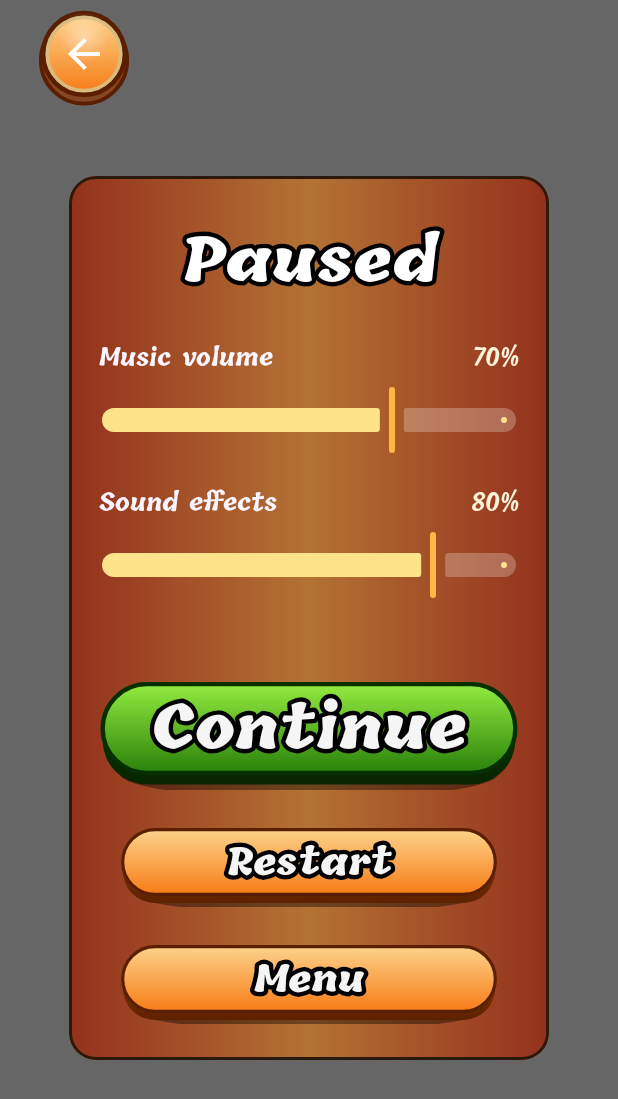
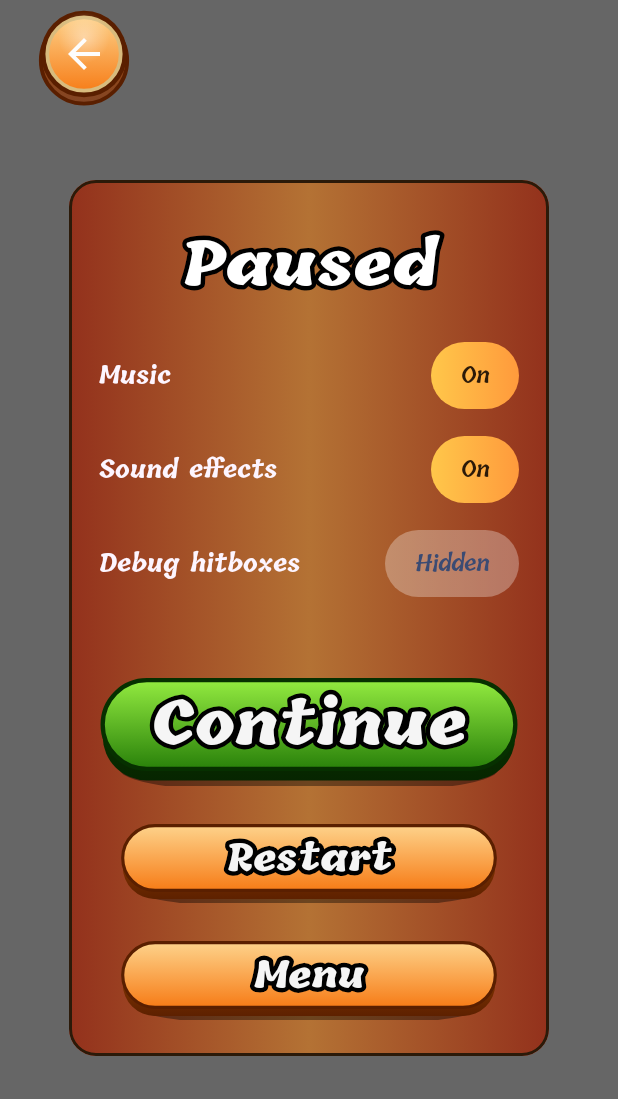
Before and after one commit to Maksym-Latt/KV-Chicken-Bubble-Float, an Android app built with Jetpack Compose: the composable GameSettingsOverlay shown on its own in the app's theme, on a phone screen of 412 x 824 dp. Shown: the top 1099 px of the screen. Run offline under Robolectric (Android 15) with nearby library versions, the phone set to English and light mode, and no system bars; our stand-ins replace Dagger/Hilt's generated code.

Commit message:
Revamp settings toggles and add debug hitboxes

```diff
--- a/app/src/main/java/com/chicken/bubblefloat/audio/AudioController.kt
+++ b/app/src/main/java/com/chicken/bubblefloat/audio/AudioController.kt
@@ -7,8 +7,8 @@ interface AudioController {
     fun pauseMusic()
     fun resumeMusic()
 
-    fun setMusicVolume(percent: Int)
-    fun setSoundVolume(percent: Int)
+    fun setMusicEnabled(enabled: Boolean)
+    fun setSoundEnabled(enabled: Boolean)
 
     fun playGameWin()
     fun playChickenHit()
--- a/app/src/main/java/com/chicken/bubblefloat/data/settings/SettingsRepository.kt
+++ b/app/src/main/java/com/chicken/bubblefloat/data/settings/SettingsRepository.kt
@@ -1,9 +1,11 @@
 package com.chicken.bubblefloat.data.settings
 
 interface SettingsRepository {
-    fun getMusicVolume(): Int
-    fun getSoundVolume(): Int
+    fun isMusicEnabled(): Boolean
+    fun isSoundEnabled(): Boolean
+    fun isDebugEnabled(): Boolean
 
-    fun setMusicVolume(value: Int)
-    fun setSoundVolume(value: Int)
+    fun setMusicEnabled(enabled: Boolean)
+    fun setSoundEnabled(enabled: Boolean)
+    fun setDebugEnabled(enabled: Boolean)
 }
--- a/app/src/main/java/com/chicken/bubblefloat/data/settings/SettingsRepositoryImpl.kt
+++ b/app/src/main/java/com/chicken/bubblefloat/data/settings/SettingsRepositoryImpl.kt
@@ -10,20 +10,43 @@ class SettingsRepositoryImpl @Inject constructor(
 ) : SettingsRepository {
 
     private companion object {
-        const val KEY_MUSIC = "music_volume"
-        const val KEY_SOUND = "sound_volume"
+        const val KEY_MUSIC_ENABLED = "music_enabled"
+        const val KEY_SOUND_ENABLED = "sound_enabled"
+        const val KEY_DEBUG_ENABLED = "debug_hitboxes"
+
+        const val KEY_LEGACY_MUSIC = "music_volume"
+        const val KEY_LEGACY_SOUND = "sound_volume"
         const val DEF_MUSIC = 70
         const val DEF_SOUND = 80
     }
 
-    override fun getMusicVolume(): Int = prefs.getInt(KEY_MUSIC, DEF_MUSIC)
-    override fun getSoundVolume(): Int = prefs.getInt(KEY_SOUND, DEF_SOUND)
-
-    override fun setMusicVolume(value: Int) {
-        prefs.edit().putInt(KEY_MUSIC, value.coerceIn(0, 100)).apply()
+    override fun isMusicEnabled(): Boolean {
+        return if (prefs.contains(KEY_MUSIC_ENABLED)) {
+            prefs.getBoolean(KEY_MUSIC_ENABLED, true)
+        } else {
+            prefs.getInt(KEY_LEGACY_MUSIC, DEF_MUSIC) > 0
+        }
     }
 
-    override fun setSoundVolume(value: Int) {
-        prefs.edit().putInt(KEY_SOUND, value.coerceIn(0, 100)).apply()
+    override fun isSoundEnabled(): Boolean {
+        return if (prefs.contains(KEY_SOUND_ENABLED)) {
+            prefs.getBoolean(KEY_SOUND_ENABLED, true)
+        } else {
+            prefs.getInt(KEY_LEGACY_SOUND, DEF_SOUND) > 0
+        }
+    }
+
+    override fun isDebugEnabled(): Boolean = prefs.getBoolean(KEY_DEBUG_ENABLED, false)
+
+    override fun setMusicEnabled(enabled: Boolean) {
+        prefs.edit().putBoolean(KEY_MUSIC_ENABLED, enabled).apply()
+    }
+
+    override fun setSoundEnabled(enabled: Boolean) {
+        prefs.edit().putBoolean(KEY_SOUND_ENABLED, enabled).apply()
+    }
+
+    override fun setDebugEnabled(enabled: Boolean) {
+        prefs.edit().putBoolean(KEY_DEBUG_ENABLED, enabled).apply()
     }
 }
--- /dev/null
+++ b/app/src/main/java/com/chicken/bubblefloat/ui/theme/main/component/SettingsToggleButton.kt
@@ -0,0 +1,69 @@
+package com.chicken.bubblefloat.ui.main.component
+
+import androidx.compose.foundation.background
+import androidx.compose.foundation.clickable
+import androidx.compose.foundation.interaction.MutableInteractionSource
+import androidx.compose.foundation.layout.Arrangement
+import androidx.compose.foundation.layout.Row
+import androidx.compose.foundation.layout.fillMaxWidth
+import androidx.compose.foundation.layout.padding
+import androidx.compose.foundation.shape.RoundedCornerShape
+import androidx.compose.material3.Text
+import androidx.compose.runtime.Composable
+import androidx.compose.runtime.remember
+import androidx.compose.ui.Alignment
+import androidx.compose.ui.Modifier
+import androidx.compose.ui.draw.clip
+import androidx.compose.ui.graphics.Brush
+import androidx.compose.ui.graphics.Color
+import androidx.compose.ui.text.font.FontWeight
+import androidx.compose.ui.unit.dp
+import androidx.compose.ui.unit.sp
+
+@Composable
+fun SettingsToggleButton(
+    label: String,
+    value: Boolean,
+    onToggle: (Boolean) -> Unit,
+    modifier: Modifier = Modifier,
+    enabledLabel: String = "On",
+    disabledLabel: String = "Off"
+) {
+    Row(
+        modifier = modifier.fillMaxWidth(),
+        verticalAlignment = Alignment.CenterVertically,
+        horizontalArrangement = Arrangement.SpaceBetween
+    ) {
+        Text(
+            text = label,
+            fontSize = 16.sp,
+            fontWeight = FontWeight.Bold,
+            color = Color(0xFFFDF5FF),
+            modifier = Modifier.weight(1f)
+        )
+
+        val chipShape = RoundedCornerShape(999.dp)
+        val interaction = remember { MutableInteractionSource() }
+        val chipColors = if (value) {
+            Brush.horizontalGradient(listOf(Color(0xFFFFC74A), Color(0xFFFF9A3C)))
+        } else {
+            Brush.horizontalGradient(listOf(Color(0x4DFFFFFF), Color(0x4DFFFFFF)))
+        }
+        val labelColor = if (value) Color(0xFF2B1A09) else Color(0xFF3B4B73)
+        val textLabel = if (value) enabledLabel else disabledLabel
+
+        Text(
+            text = textLabel,
+            fontSize = 15.sp,
+            fontWeight = FontWeight.SemiBold,
+            color = labelColor,
+            modifier = Modifier
+                .clip(chipShape)
+                .background(chipColors)
+                .clickable(interactionSource = interaction, indication = null) {
+                    onToggle(!value)
+                }
+                .padding(horizontal = 20.dp, vertical = 10.dp)
+        )
+    }
+}
--- a/app/src/main/java/com/chicken/bubblefloat/ui/theme/main/component/VolumeSlider.kt
+++ /dev/null
@@ -1,58 +0,0 @@
-package com.chicken.bubblefloat.ui.main.component
-
-import androidx.compose.foundation.layout.Column
-import androidx.compose.foundation.layout.Row
-import androidx.compose.foundation.layout.fillMaxWidth
-import androidx.compose.foundation.layout.padding
-import androidx.compose.material3.Slider
-import androidx.compose.material3.SliderDefaults
-import androidx.compose.material3.Text
-import androidx.compose.runtime.Composable
-import androidx.compose.ui.Modifier
-import androidx.compose.ui.graphics.Color
-import androidx.compose.ui.text.font.FontWeight
-import androidx.compose.ui.unit.dp
-import androidx.compose.ui.unit.sp
-import kotlin.math.roundToInt
-
-@Composable
-fun VolumeSlider(
-    label: String,
-    value: Int,
-    onValueChange: (Int) -> Unit,
-    modifier: Modifier = Modifier
-) {
-    val normalized = value.coerceIn(0, 100) / 100f
-    Column(modifier = modifier) {
-        Row(modifier = Modifier.fillMaxWidth()) {
-            Text(
-                text = label,
-                fontSize = 16.sp,
-                fontWeight = FontWeight.Bold,
-                color = Color(0xFFFDF5FF),
-                modifier = Modifier.weight(1f)
-            )
-            Text(
-                text = "${value.coerceIn(0, 100)}%",
-                fontSize = 16.sp,
-                fontWeight = FontWeight.SemiBold,
-                color = Color(0xFFFFF3D8)
-            )
-        }
-        Slider(
-            value = normalized,
-            onValueChange = { fraction ->
-                val newValue = (fraction.coerceIn(0f, 1f) * 100).roundToInt()
-                onValueChange(newValue)
-            },
-            modifier = Modifier
-                .fillMaxWidth()
-                .padding(top = 4.dp),
-            colors = SliderDefaults.colors(
-                thumbColor = Color(0xFFFFB845),
-                activeTrackColor = Color(0xFFFFE38A),
-                inactiveTrackColor = Color(0x40FFFFFF)
-            )
-        )
-    }
-}
--- a/app/src/main/java/com/chicken/bubblefloat/ui/theme/main/gamescreen/overlay/GameSettingsOverlay.kt
+++ b/app/src/main/java/com/chicken/bubblefloat/ui/theme/main/gamescreen/overlay/GameSettingsOverlay.kt
@@ -33,8 +33,8 @@ import androidx.lifecycle.compose.collectAsStateWithLifecycle
 import com.chicken.bubblefloat.ui.main.component.GradientOutlinedText
 import com.chicken.bubblefloat.ui.main.component.OrangePrimaryButton
 import com.chicken.bubblefloat.ui.main.component.SecondaryBackButton
+import com.chicken.bubblefloat.ui.main.component.SettingsToggleButton
 import com.chicken.bubblefloat.ui.main.component.StartPrimaryButton
-import com.chicken.bubblefloat.ui.main.component.VolumeSlider
 import com.chicken.bubblefloat.ui.main.settings.SettingsViewModel
 
 @Composable
@@ -98,16 +98,24 @@ fun GameSettingsOverlay(
                     gradientColors = listOf(Color(0xFFFFFFFF), Color(0xFFFFFFFF)),
                 )
 
-                VolumeSlider(
-                    label = "Music volume",
-                    value = ui.musicVolume,
-                    onValueChange = viewModel::setMusicVolume
+                SettingsToggleButton(
+                    label = "Music",
+                    value = ui.musicEnabled,
+                    onToggle = viewModel::setMusicEnabled
                 )
 
-                VolumeSlider(
+                SettingsToggleButton(
                     label = "Sound effects",
-                    value = ui.soundVolume,
-                    onValueChange = viewModel::setSoundVolume
+                    value = ui.soundEnabled,
+                    onToggle = viewModel::setSoundEnabled
+                )
+
+                SettingsToggleButton(
+                    label = "Debug hitboxes",
+                    value = ui.debugHitboxesEnabled,
+                    onToggle = viewModel::setDebugHitboxes,
+                    enabledLabel = "Shown",
+                    disabledLabel = "Hidden"
                 )
 
                 Spacer(Modifier.height(8.dp))
--- a/app/src/main/java/com/chicken/bubblefloat/ui/theme/main/settings/SettingsUiState.kt
+++ b/app/src/main/java/com/chicken/bubblefloat/ui/theme/main/settings/SettingsUiState.kt
@@ -1,6 +1,7 @@
 package com.chicken.bubblefloat.ui.main.settings
 
 data class SettingsUiState(
-    val musicVolume: Int = 70,
-    val soundVolume: Int = 80
+    val musicEnabled: Boolean = true,
+    val soundEnabled: Boolean = true,
+    val debugHitboxesEnabled: Boolean = false
 )
--- a/app/src/main/java/com/chicken/bubblefloat/ui/theme/main/settings/SettingsViewModel.kt
+++ b/app/src/main/java/com/chicken/bubblefloat/ui/theme/main/settings/SettingsViewModel.kt
@@ -7,6 +7,7 @@ import com.chicken.bubblefloat.data.settings.SettingsRepository
 import dagger.hilt.android.lifecycle.HiltViewModel
 import kotlinx.coroutines.flow.MutableStateFlow
 import kotlinx.coroutines.flow.StateFlow
+import kotlinx.coroutines.flow.update
 import kotlinx.coroutines.launch
 import javax.inject.Inject
 
@@ -20,27 +21,32 @@ class SettingsViewModel @Inject constructor(
     val ui: StateFlow<SettingsUiState> = _ui
 
     init {
-        val music = repo.getMusicVolume()
-        val sound = repo.getSoundVolume()
+        val musicEnabled = repo.isMusicEnabled()
+        val soundEnabled = repo.isSoundEnabled()
+        val debugEnabled = repo.isDebugEnabled()
         _ui.value = SettingsUiState(
-            musicVolume = music,
-            soundVolume = sound
+            musicEnabled = musicEnabled,
+            soundEnabled = soundEnabled,
+            debugHitboxesEnabled = debugEnabled
         )
-        audio.setMusicVolume(music)
-        audio.setSoundVolume(sound)
+        audio.setMusicEnabled(musicEnabled)
+        audio.setSoundEnabled(soundEnabled)
     }
 
-    fun setMusicVolume(value: Int) {
-        val v = value.coerceIn(0, 100)
-        _ui.value = _ui.value.copy(musicVolume = v)
-        viewModelScope.launch { repo.setMusicVolume(v) }
-        audio.setMusicVolume(v)
+    fun setMusicEnabled(enabled: Boolean) {
+        _ui.update { it.copy(musicEnabled = enabled) }
+        viewModelScope.launch { repo.setMusicEnabled(enabled) }
+        audio.setMusicEnabled(enabled)
     }
 
-    fun setSoundVolume(value: Int) {
-        val v = value.coerceIn(0, 100)
-        _ui.value = _ui.value.copy(soundVolume = v)
-        viewModelScope.launch { repo.setSoundVolume(v) }
-        audio.setSoundVolume(v)
+    fun setSoundEnabled(enabled: Boolean) {
+        _ui.update { it.copy(soundEnabled = enabled) }
+        viewModelScope.launch { repo.setSoundEnabled(enabled) }
+        audio.setSoundEnabled(enabled)
+    }
+
+    fun setDebugHitboxes(enabled: Boolean) {
+        _ui.update { it.copy(debugHitboxesEnabled = enabled) }
+        viewModelScope.launch { repo.setDebugEnabled(enabled) }
     }
 }
```
Also changed, not shown: app/src/main/java/com/chicken/bubblefloat/audio/DefaultAudioController.kt (+58 -36 lines), app/src/main/java/com/chicken/bubblefloat/game/GameDimensions.kt (added, +14 -0 lines), app/src/main/java/com/chicken/bubblefloat/game/GameEngine.kt (+20 -13 lines), app/src/main/java/com/chicken/bubblefloat/ui/theme/main/gamescreen/GameScreen.kt (+49 -16 lines), app/src/main/java/com/chicken/bubblefloat/ui/theme/main/menuscreen/overlay/SettingsOverlay.kt (+16 -8 lines).
